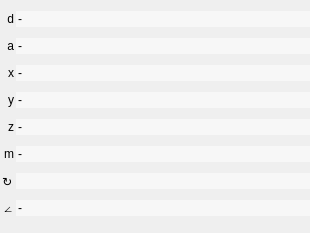
First picture: the form in src/ui/qgsadvanceddigitizingfloaterbase.ui, repository qgis/QGIS, before the edit.
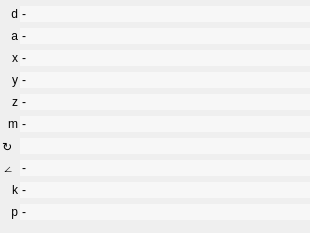
Second picture: the form after the edit.

Commit message: Add area and total length/perimeter floater values

```diff
--- a/src/ui/qgsadvanceddigitizingfloaterbase.ui
+++ b/src/ui/qgsadvanceddigitizingfloaterbase.ui
@@ -72,75 +72,6 @@
    <property name="verticalSpacing">
     <number>0</number>
    </property>
-   <item row="6" column="1">
-    <widget class="QLabel" name="mZLabel">
-     <property name="text">
-      <string>z</string>
-     </property>
-     <property name="alignment">
-      <set>Qt::AlignRight|Qt::AlignTrailing|Qt::AlignVCenter</set>
-     </property>
-    </widget>
-   </item>
-   <item row="7" column="1">
-    <widget class="QLabel" name="mMLabel">
-     <property name="text">
-      <string>m</string>
-     </property>
-     <property name="alignment">
-      <set>Qt::AlignRight|Qt::AlignTrailing|Qt::AlignVCenter</set>
-     </property>
-    </widget>
-   </item>
-   <item row="5" column="1">
-    <widget class="QLabel" name="mYLabel">
-     <property name="text">
-      <string>y</string>
-     </property>
-     <property name="alignment">
-      <set>Qt::AlignRight|Qt::AlignTrailing|Qt::AlignVCenter</set>
-     </property>
-    </widget>
-   </item>
-   <item row="4" column="1">
-    <widget class="QLabel" name="mXLabel">
-     <property name="text">
-      <string>x</string>
-     </property>
-     <property name="alignment">
-      <set>Qt::AlignRight|Qt::AlignTrailing|Qt::AlignVCenter</set>
-     </property>
-    </widget>
-   </item>
-   <item row="5" column="3">
-    <widget class="QLineEdit" name="mYLineEdit">
-     <property name="minimumSize">
-      <size>
-       <width>40</width>
-       <height>0</height>
-      </size>
-     </property>
-     <property name="toolTip">
-      <string/>
-     </property>
-     <property name="text">
-      <string>-</string>
-     </property>
-     <property name="frame">
-      <bool>false</bool>
-     </property>
-    </widget>
-   </item>
-   <item row="3" column="1">
-    <widget class="QLabel" name="mAngleLabel">
-     <property name="text">
-      <string>a</string>
-     </property>
-     <property name="alignment">
-      <set>Qt::AlignRight|Qt::AlignTrailing|Qt::AlignVCenter</set>
-     </property>
-    </widget>
-   </item>
    <item row="2" column="3">
     <widget class="QLineEdit" name="mDistanceLineEdit">
      <property name="toolTip">
@@ -153,7 +84,43 @@
       <bool>false</bool>
      </property>
      <property name="alignment">
-      <set>Qt::AlignLeading|Qt::AlignLeft|Qt::AlignVCenter</set>
+      <set>Qt::AlignmentFlag::AlignLeading|Qt::AlignmentFlag::AlignLeft|Qt::AlignmentFlag::AlignVCenter</set>
+     </property>
+    </widget>
+   </item>
+   <item row="10" column="1">
+    <widget class="QLabel" name="mAreaLabel">
+     <property name="text">
+      <string>k</string>
+     </property>
+     <property name="alignment">
+      <set>Qt::AlignmentFlag::AlignRight|Qt::AlignmentFlag::AlignTrailing|Qt::AlignmentFlag::AlignVCenter</set>
+     </property>
+    </widget>
+   </item>
+   <item row="5" column="3">
+    <widget class="QLineEdit" name="mYLineEdit">
+     <property name="minimumSize">
+      <size>
+       <width>40</width>
+       <height>0</height>
+      </size>
+     </property>
+     <property name="toolTip">
+      <string/>
+     </property>
+     <property name="text">
+      <string>-</string>
+     </property>
+     <property name="frame">
+      <bool>false</bool>
+     </property>
+    </widget>
+   </item>
+   <item row="8" column="3">
+    <widget class="QLineEdit" name="mBearingLineEdit">
+     <property name="frame">
+      <bool>false</bool>
      </property>
     </widget>
    </item>
@@ -173,17 +140,8 @@
      </property>
     </widget>
    </item>
-   <item row="3" column="3">
-    <widget class="QLineEdit" name="mAngleLineEdit">
-     <property name="minimumSize">
-      <size>
-       <width>40</width>
-       <height>0</height>
-      </size>
-     </property>
-     <property name="toolTip">
-      <string/>
-     </property>
+   <item row="10" column="3">
+    <widget class="QLineEdit" name="mTotalAreaLineEdit">
      <property name="text">
       <string>-</string>
      </property>
@@ -192,23 +150,6 @@
      </property>
     </widget>
    </item>
-   <item row="9" column="1">
-    <widget class="QLabel" name="mCommonAngleSnappingLabel">
-     <property name="text">
-      <string>∠</string>
-     </property>
-    </widget>
-   </item>
-   <item row="2" column="1">
-    <widget class="QLabel" name="mDistanceLabel">
-     <property name="text">
-      <string>d</string>
-     </property>
-     <property name="alignment">
-      <set>Qt::AlignRight|Qt::AlignTrailing|Qt::AlignVCenter</set>
-     </property>
-    </widget>
-   </item>
    <item row="7" column="3">
     <widget class="QLineEdit" name="mMLineEdit">
      <property name="sizeIncrement">
@@ -244,6 +185,25 @@
      </property>
     </widget>
    </item>
+   <item row="3" column="3">
+    <widget class="QLineEdit" name="mAngleLineEdit">
+     <property name="minimumSize">
+      <size>
+       <width>40</width>
+       <height>0</height>
+      </size>
+     </property>
+     <property name="toolTip">
+      <string/>
+     </property>
+     <property name="text">
+      <string>-</string>
+     </property>
+     <property name="frame">
+      <bool>false</bool>
+     </property>
+    </widget>
+   </item>
    <item row="9" column="3">
     <widget class="QLineEdit" name="mCommonAngleSnappingLineEdit">
      <property name="text">
@@ -254,17 +214,117 @@
      </property>
     </widget>
    </item>
-   <item row="8" column="1">
+   <item row="11" column="3">
+    <widget class="QLineEdit" name="mTotalLengthLineEdit">
+     <property name="text">
+      <string>-</string>
+     </property>
+     <property name="frame">
+      <bool>false</bool>
+     </property>
+    </widget>
+   </item>
+   <item row="11" column="1">
+    <widget class="QLabel" name="mTotalLengthLabel">
+     <property name="text">
+      <string>p</string>
+     </property>
+     <property name="alignment">
+      <set>Qt::AlignmentFlag::AlignRight|Qt::AlignmentFlag::AlignTrailing|Qt::AlignmentFlag::AlignVCenter</set>
+     </property>
+    </widget>
+   </item>
+   <item row="10" column="0">
+    <widget class="QLabel" name="mAreaMeasurementTypeLabel">
+     <property name="text">
+      <string/>
+     </property>
+     <property name="alignment">
+      <set>Qt::AlignmentFlag::AlignRight|Qt::AlignmentFlag::AlignTrailing|Qt::AlignmentFlag::AlignVCenter</set>
+     </property>
+    </widget>
+   </item>
+   <item row="11" column="0">
+    <widget class="QLabel" name="mLengthMeasurementTypeLabel">
+     <property name="text">
+      <string/>
+     </property>
+     <property name="alignment">
+      <set>Qt::AlignmentFlag::AlignRight|Qt::AlignmentFlag::AlignTrailing|Qt::AlignmentFlag::AlignVCenter</set>
+     </property>
+    </widget>
+   </item>
+   <item row="2" column="0" colspan="2">
+    <widget class="QLabel" name="mDistanceLabel">
+     <property name="text">
+      <string>d</string>
+     </property>
+     <property name="alignment">
+      <set>Qt::AlignmentFlag::AlignRight|Qt::AlignmentFlag::AlignTrailing|Qt::AlignmentFlag::AlignVCenter</set>
+     </property>
+    </widget>
+   </item>
+   <item row="3" column="0" colspan="2">
+    <widget class="QLabel" name="mAngleLabel">
+     <property name="text">
+      <string>a</string>
+     </property>
+     <property name="alignment">
+      <set>Qt::AlignmentFlag::AlignRight|Qt::AlignmentFlag::AlignTrailing|Qt::AlignmentFlag::AlignVCenter</set>
+     </property>
+    </widget>
+   </item>
+   <item row="4" column="0" colspan="2">
+    <widget class="QLabel" name="mXLabel">
+     <property name="text">
+      <string>x</string>
+     </property>
+     <property name="alignment">
+      <set>Qt::AlignmentFlag::AlignRight|Qt::AlignmentFlag::AlignTrailing|Qt::AlignmentFlag::AlignVCenter</set>
+     </property>
+    </widget>
+   </item>
+   <item row="5" column="0" colspan="2">
+    <widget class="QLabel" name="mYLabel">
+     <property name="text">
+      <string>y</string>
+     </property>
+     <property name="alignment">
+      <set>Qt::AlignmentFlag::AlignRight|Qt::AlignmentFlag::AlignTrailing|Qt::AlignmentFlag::AlignVCenter</set>
+     </property>
+    </widget>
+   </item>
+   <item row="6" column="0" colspan="2">
+    <widget class="QLabel" name="mZLabel">
+     <property name="text">
+      <string>z</string>
+     </property>
+     <property name="alignment">
+      <set>Qt::AlignmentFlag::AlignRight|Qt::AlignmentFlag::AlignTrailing|Qt::AlignmentFlag::AlignVCenter</set>
+     </property>
+    </widget>
+   </item>
+   <item row="7" column="0" colspan="2">
+    <widget class="QLabel" name="mMLabel">
+     <property name="text">
+      <string>m</string>
+     </property>
+     <property name="alignment">
+      <set>Qt::AlignmentFlag::AlignRight|Qt::AlignmentFlag::AlignTrailing|Qt::AlignmentFlag::AlignVCenter</set>
+     </property>
+    </widget>
+   </item>
+   <item row="8" column="0" colspan="2">
     <widget class="QLabel" name="mBearingLabel">
      <property name="text">
       <string>↻</string>
      </property>
     </widget>
    </item>
-   <item row="8" column="3">
-    <widget class="QLineEdit" name="mBearingLineEdit">
-     <property name="frame">
-      <bool>false</bool>
+   <item row="9" column="0" colspan="2">
+    <widget class="QLabel" name="mCommonAngleSnappingLabel">
+     <property name="text">
+      <string>∠</string>
      </property>
     </widget>
    </item>
```
Left out of the diff: 8 changed lines with no effect on the pictures. The commit also changes 20 other files.
